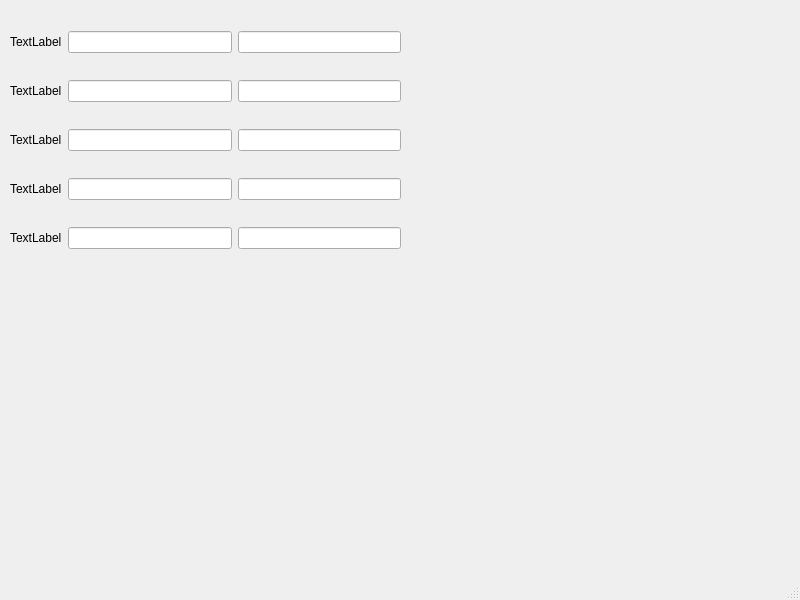
First picture: the form in coo-file-2/rank.ui, repository littlemou/WINMINE, before the edit.
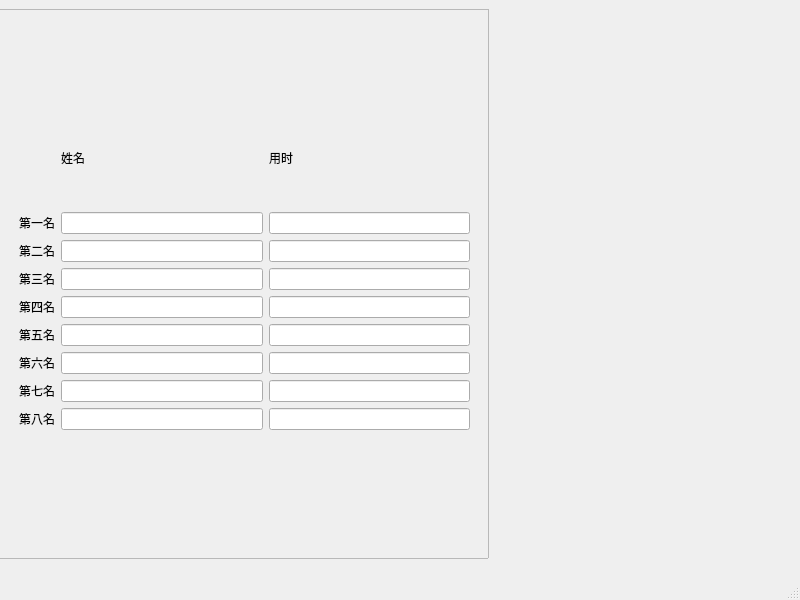
Second picture: the form after the edit. Icons and pictures are not drawn.

What changed in the file:
```diff
--- a/coo-file-2/rank.ui
+++ b/coo-file-2/rank.ui
@@ -14,82 +14,184 @@
    <string>MainWindow</string>
   </property>
   <widget class="QWidget" name="centralwidget">
+   <widget class="QFrame" name="frame">
+    <property name="geometry">
+     <rect>
+      <x>-11</x>
+      <y>9</y>
+      <width>500</width>
+      <height>550</height>
+     </rect>
+    </property>
+    <property name="styleSheet">
+     <string notr="true">background-image: url(:/images/rankbackground_WPS图片.jpg);</string>
+    </property>
+    <property name="frameShape">
+     <enum>QFrame::StyledPanel</enum>
+    </property>
+    <property name="frameShadow">
+     <enum>QFrame::Raised</enum>
+    </property>
    <widget class="QWidget" name="gridLayoutWidget">
     <property name="geometry">
      <rect>
-      <x>10</x>
-      <y>10</y>
-      <width>391</width>
-      <height>261</height>
+       <x>30</x>
+       <y>100</y>
+       <width>451</width>
+       <height>321</height>
      </rect>
     </property>
     <layout class="QGridLayout" name="gridLayout">
-     <item row="0" column="0">
-      <widget class="QLabel" name="label">
-       <property name="text">
-        <string>TextLabel</string>
-       </property>
-      </widget>
-     </item>
-     <item row="2" column="0">
-      <widget class="QLabel" name="label_3">
-       <property name="text">
-        <string>TextLabel</string>
-       </property>
-      </widget>
+      <item row="4" column="2">
+       <widget class="QLineEdit" name="time4"/>
      </item>
      <item row="1" column="0">
-      <widget class="QLabel" name="label_2">
-       <property name="text">
-        <string>TextLabel</string>
-       </property>
-      </widget>
-     </item>
-     <item row="0" column="1">
-      <widget class="QLineEdit" name="name1"/>
-     </item>
-     <item row="3" column="0">
-      <widget class="QLabel" name="label_4">
+       <widget class="QLabel" name="label">
+        <property name="styleSheet">
+         <string notr="true">font: 10pt &quot;楷体&quot;;</string>
+        </property>
        <property name="text">
-        <string>TextLabel</string>
+         <string>第一名</string>
        </property>
       </widget>
      </item>
      <item row="4" column="0">
-      <widget class="QLabel" name="label_5">
+       <widget class="QLabel" name="label_4">
+        <property name="styleSheet">
+         <string notr="true">font: 10pt &quot;楷体&quot;;</string>
+        </property>
        <property name="text">
-        <string>TextLabel</string>
+         <string>第四名</string>
        </property>
       </widget>
      </item>
-     <item row="0" column="2">
-      <widget class="QLineEdit" name="time1"/>
-     </item>
      <item row="1" column="1">
-      <widget class="QLineEdit" name="name2"/>
+       <widget class="QLineEdit" name="name1"/>
      </item>
      <item row="1" column="2">
+       <widget class="QLineEdit" name="time1"/>
+      </item>
+      <item row="2" column="0">
+       <widget class="QLabel" name="label_2">
+        <property name="styleSheet">
+         <string notr="true">font: 10pt &quot;楷体&quot;;</string>
+        </property>
+        <property name="text">
+         <string>第二名</string>
+        </property>
+       </widget>
+      </item>
+      <item row="3" column="0">
+       <widget class="QLabel" name="label_3">
+        <property name="styleSheet">
+         <string notr="true">font: 10pt &quot;楷体&quot;;</string>
+        </property>
+        <property name="text">
+         <string>第三名</string>
+        </property>
+       </widget>
+      </item>
+      <item row="2" column="2">
       <widget class="QLineEdit" name="time2"/>
      </item>
      <item row="2" column="1">
-      <widget class="QLineEdit" name="name3"/>
-     </item>
-     <item row="2" column="2">
-      <widget class="QLineEdit" name="time3"/>
-     </item>
-     <item row="3" column="1">
+       <widget class="QLineEdit" name="name2"/>
+      </item>
+      <item row="4" column="1">
       <widget class="QLineEdit" name="name4"/>
      </item>
      <item row="3" column="2">
-      <widget class="QLineEdit" name="time4"/>
-     </item>
-     <item row="4" column="1">
+       <widget class="QLineEdit" name="time3"/>
+      </item>
+      <item row="5" column="0">
+       <widget class="QLabel" name="label_5">
+        <property name="styleSheet">
+         <string notr="true">font: 10pt &quot;楷体&quot;;</string>
+        </property>
+        <property name="text">
+         <string>第五名</string>
+        </property>
+       </widget>
+      </item>
+      <item row="3" column="1">
+       <widget class="QLineEdit" name="name3"/>
+      </item>
+      <item row="6" column="2">
+       <widget class="QLineEdit" name="time6"/>
+      </item>
+      <item row="5" column="1">
       <widget class="QLineEdit" name="name5"/>
      </item>
-     <item row="4" column="2">
+      <item row="5" column="2">
       <widget class="QLineEdit" name="time5"/>
      </item>
-    </layout>
+      <item row="7" column="2">
+       <widget class="QLineEdit" name="time7"/>
+      </item>
+      <item row="8" column="1">
+       <widget class="QLineEdit" name="name8"/>
+      </item>
+      <item row="6" column="1">
+       <widget class="QLineEdit" name="name6"/>
+      </item>
+      <item row="7" column="0">
+       <widget class="QLabel" name="label_7">
+        <property name="styleSheet">
+         <string notr="true">font: 10pt &quot;楷体&quot;;</string>
+        </property>
+        <property name="text">
+         <string>第七名</string>
+        </property>
+       </widget>
+      </item>
+      <item row="8" column="2">
+       <widget class="QLineEdit" name="time8"/>
+      </item>
+      <item row="8" column="0">
+       <widget class="QLabel" name="label_8">
+        <property name="styleSheet">
+         <string notr="true">font: 10pt &quot;楷体&quot;;</string>
+        </property>
+        <property name="text">
+         <string>第八名</string>
+        </property>
+       </widget>
+      </item>
+      <item row="6" column="0">
+       <widget class="QLabel" name="label_6">
+        <property name="styleSheet">
+         <string notr="true">font: 10pt &quot;楷体&quot;;</string>
+        </property>
+        <property name="text">
+         <string>第六名</string>
+        </property>
+       </widget>
+      </item>
+      <item row="7" column="1">
+       <widget class="QLineEdit" name="name7"/>
+      </item>
+      <item row="0" column="2">
+       <widget class="QLabel" name="label_10">
+        <property name="styleSheet">
+         <string notr="true">font: 16pt &quot;楷体&quot;;</string>
+        </property>
+        <property name="text">
+         <string>用时</string>
+        </property>
+       </widget>
+      </item>
+      <item row="0" column="1">
+       <widget class="QLabel" name="label_9">
+        <property name="styleSheet">
+         <string notr="true">font: 16pt &quot;楷体&quot;;</string>
+        </property>
+        <property name="text">
+         <string>姓名</string>
+        </property>
+       </widget>
+      </item>
+     </layout>
+    </widget>
    </widget>
   </widget>
   <widget class="QMenuBar" name="menubar">
```
Lines whose indentation alone changed are shown as unchanged.
